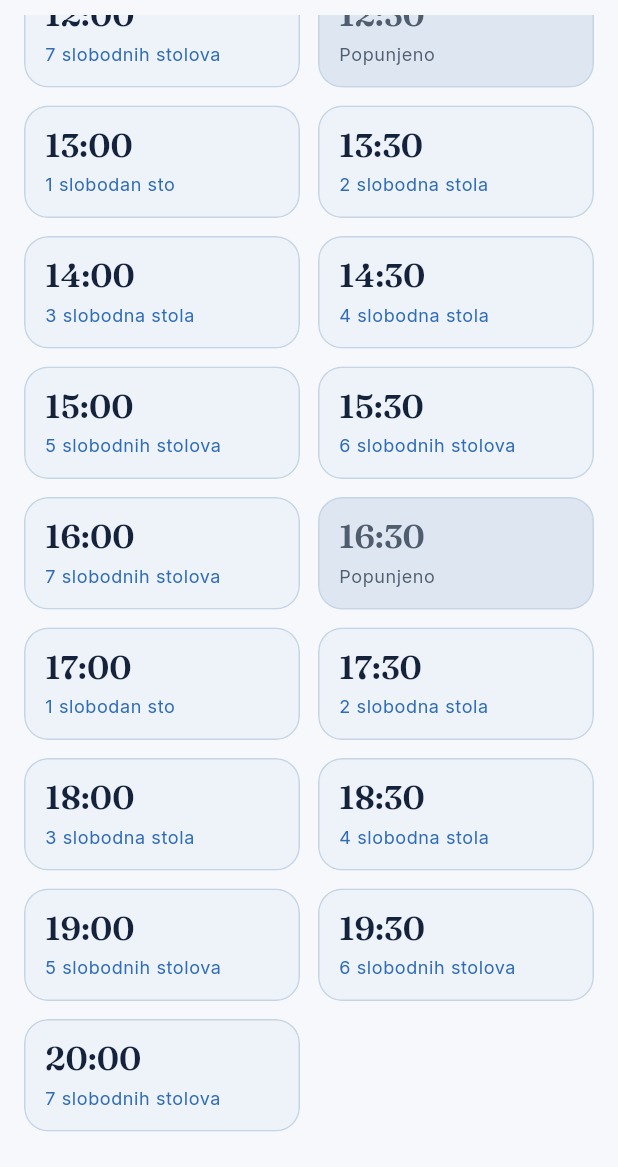
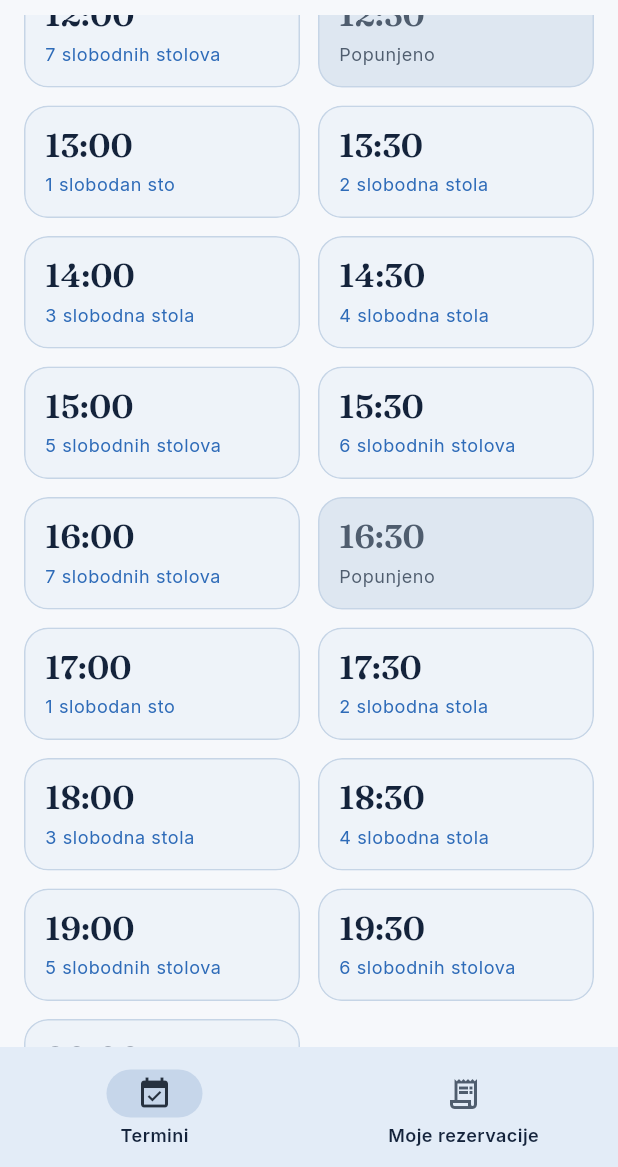
Before and after one commit to Razvoj-multiplatformskih-aplikacija-26/Rafstoran, a Flutter app: the screen it shows after launch, scrolled down 343 dp, on a phone screen of 412 x 824 dp, the part 69-1236 px from its top. Run offline on Flutter 3.47's test engine with Material 3 defaults, Android fonts, the phone set to English and light mode, and no system bars; our stand-ins replace go_router.

Commit message:
feat(mobile): list and cancel my reservations

```diff
--- a/apps/mobile/lib/router.dart
+++ b/apps/mobile/lib/router.dart
@@ -1,12 +1,23 @@
+import 'package:flutter/widgets.dart';
 import 'package:go_router/go_router.dart';
 
 import 'models/slot_selection.dart';
+import 'screens/home_shell.dart';
+import 'screens/my_reservations_screen.dart';
 import 'screens/reservation_form_screen.dart';
 import 'screens/slot_detail_screen.dart';
 import 'screens/slots_screen.dart';
 
+final _rootNavigatorKey = GlobalKey<NavigatorState>();
+
 final router = GoRouter(
+  navigatorKey: _rootNavigatorKey,
   initialLocation: '/',
+  routes: [
+    StatefulShellRoute.indexedStack(
+      builder: (context, state, shell) => HomeShell(shell: shell),
+      branches: [
+        StatefulShellBranch(
           routes: [
             GoRoute(
               path: '/',
@@ -14,11 +25,13 @@ final router = GoRouter(
               routes: [
                 GoRoute(
                   path: 'slots/:start',
+                  parentNavigatorKey: _rootNavigatorKey,
                   redirect: (context, state) => state.extra is SlotSelection ? null : '/',
                   builder: (context, state) => SlotDetailScreen(selection: state.extra! as SlotSelection),
                   routes: [
                     GoRoute(
                       path: 'reserve',
+                      parentNavigatorKey: _rootNavigatorKey,
                       redirect: (context, state) => state.extra is SlotSelection ? null : '/',
                       builder: (context, state) => ReservationFormScreen(selection: state.extra! as SlotSelection),
                     ),
@@ -27,4 +40,11 @@ final router = GoRouter(
               ],
             ),
           ],
+        ),
+        StatefulShellBranch(
+          routes: [GoRoute(path: '/reservations', builder: (context, state) => const MyReservationsScreen())],
+        ),
+      ],
+    ),
+  ],
 );
--- /dev/null
+++ b/apps/mobile/lib/screens/home_shell.dart
@@ -0,0 +1,31 @@
+import 'package:flutter/material.dart';
+import 'package:go_router/go_router.dart';
+
+class HomeShell extends StatelessWidget {
+  const HomeShell({super.key, required this.shell});
+
+  final StatefulNavigationShell shell;
+
+  @override
+  Widget build(BuildContext context) {
+    return Scaffold(
+      body: shell,
+      bottomNavigationBar: NavigationBar(
+        selectedIndex: shell.currentIndex,
+        onDestinationSelected: (index) => shell.goBranch(index, initialLocation: index == shell.currentIndex),
+        destinations: const [
+          NavigationDestination(
+            icon: Icon(Icons.event_available_outlined),
+            selectedIcon: Icon(Icons.event_available),
+            label: 'Termini',
+          ),
+          NavigationDestination(
+            icon: Icon(Icons.receipt_long_outlined),
+            selectedIcon: Icon(Icons.receipt_long),
+            label: 'Moje rezervacije',
+          ),
+        ],
+      ),
+    );
+  }
+}
```
Also changed, not shown: apps/mobile/lib/screens/my_reservations_screen.dart (added, +239 -0 lines), apps/mobile/lib/screens/reservation_form_screen.dart (+14 -1 lines), apps/mobile/lib/widgets/status_badge.dart (added, +38 -0 lines). Lines whose indentation alone changed are shown as unchanged.
